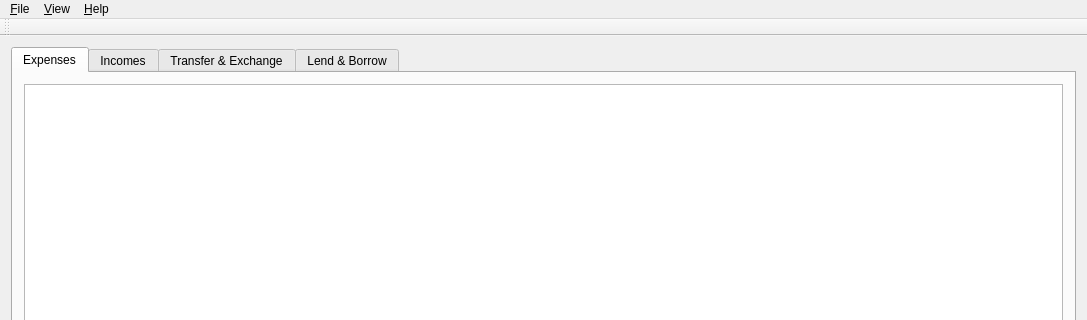
The window that app/mainwindow.ui (DarkHobbit/homewallet) describes before a commit, drawn with Qt 5; both pictures show x 0 to 1087 and y 0 to 320 of the 1087 by 597 pixel window.
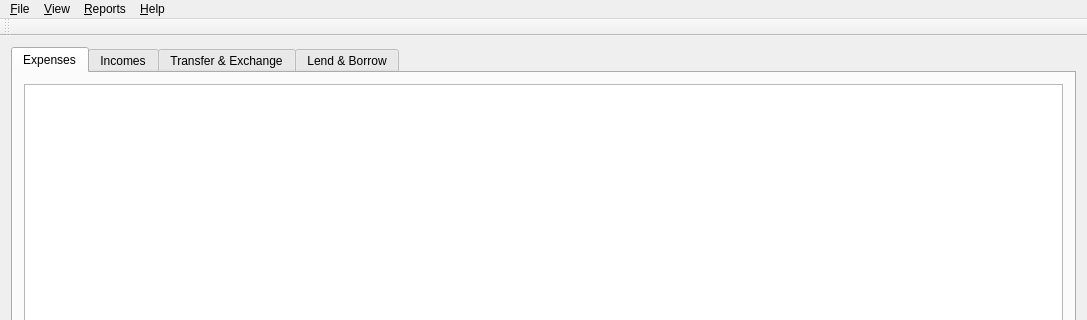
The same window after the commit. Icons and pictures are not drawn.

Commit message: Stub for date-based reports

```diff
--- a/app/mainwindow.ui
+++ b/app/mainwindow.ui
@@ -341,6 +341,12 @@
     <addaction name="actionFilter"/>
     <addaction name="action_Settings"/>
    </widget>
+   <widget class="QMenu" name="menuReports">
+    <property name="title">
+     <string>&amp;Reports</string>
+    </property>
+    <addaction name="actionDuplicates_Search"/>
+   </widget>
    <widget class="QMenu" name="menu_Help">
     <property name="title">
      <string>&amp;Help</string>
@@ -351,6 +357,7 @@
    </widget>
    <addaction name="menu_File"/>
    <addaction name="menu_View"/>
+   <addaction name="menuReports"/>
    <addaction name="menu_Help"/>
   </widget>
   <widget class="QToolBar" name="mainToolBar">
```
Left out of the diff: 5 changed lines with no effect on the pictures. The commit also changes 10 other files.
